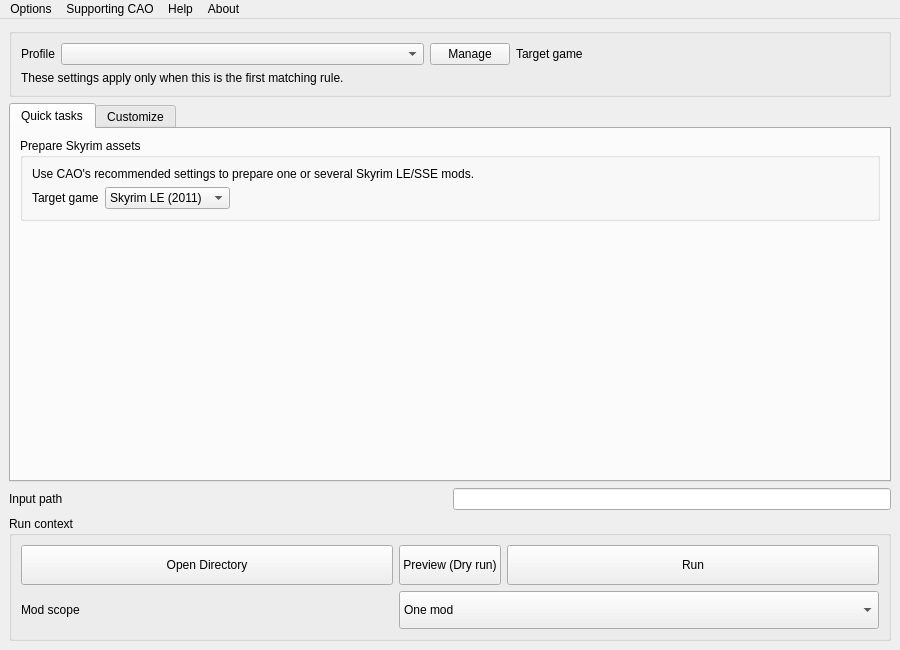
First picture: the form in src/gui/MainWindow.ui, repository Guekka/cathedral-assets-optimizer, before the edit.
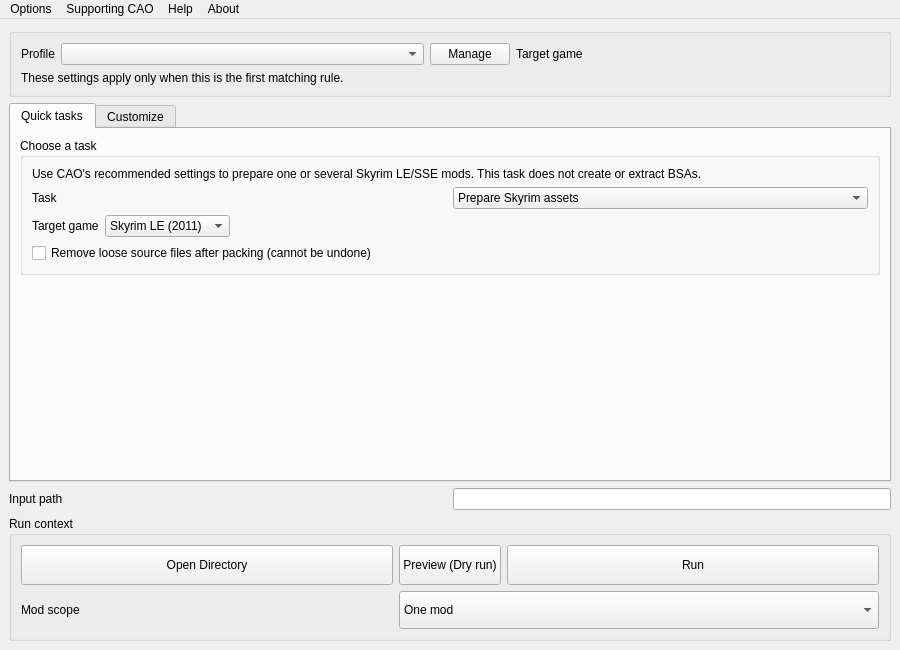
Second picture: the form after the edit.

Commit message:
feat(gui): add focused Quick task workflows
Separate Skyrim asset preparation from BSA-only extraction and creation. Preserve loose files by default and confirm before an opted-in destructive cleanup.

```diff
--- a/src/gui/MainWindow.ui
+++ b/src/gui/MainWindow.ui
@@ -106,19 +106,49 @@
          <item>
           <widget class="QGroupBox" name="quickAssetTaskGroup">
            <property name="title">
-            <string>Prepare Skyrim assets</string>
+            <string>Choose a task</string>
            </property>
            <layout class="QVBoxLayout" name="quickAssetTaskLayout">
             <item>
              <widget class="QLabel" name="quickTaskDescription">
               <property name="text">
-               <string>Use CAO's recommended settings to prepare one or several Skyrim LE/SSE mods.</string>
+               <string>Use CAO's recommended settings to prepare one or several Skyrim LE/SSE mods. This task does not create or extract BSAs.</string>
               </property>
               <property name="wordWrap">
                <bool>true</bool>
               </property>
              </widget>
             </item>
+            <item>
+             <layout class="QHBoxLayout" name="quickTaskLayout">
+              <item>
+               <widget class="QLabel" name="quickTaskLabel">
+                <property name="text">
+                 <string>Task</string>
+                </property>
+               </widget>
+              </item>
+              <item>
+               <widget class="QComboBox" name="quickTaskSelector">
+                <item>
+                 <property name="text">
+                  <string>Prepare Skyrim assets</string>
+                 </property>
+                </item>
+                <item>
+                 <property name="text">
+                  <string>Extract BSAs</string>
+                 </property>
+                </item>
+                <item>
+                 <property name="text">
+                  <string>Create BSAs</string>
+                 </property>
+                </item>
+               </widget>
+              </item>
+             </layout>
+            </item>
             <item>
              <layout class="QHBoxLayout" name="quickTargetGameLayout">
               <item>
@@ -157,6 +187,16 @@
               </item>
              </layout>
             </item>
+            <item>
+             <widget class="QCheckBox" name="quickRemoveLooseFiles">
+              <property name="toolTip">
+               <string>When enabled, CAO can delete loose source files after their archive has been created and verified.</string>
+              </property>
+              <property name="text">
+               <string>Remove loose source files after packing (cannot be undone)</string>
+              </property>
+             </widget>
+            </item>
            </layout>
           </widget>
          </item>
```
The commit also changes 8 other files.
